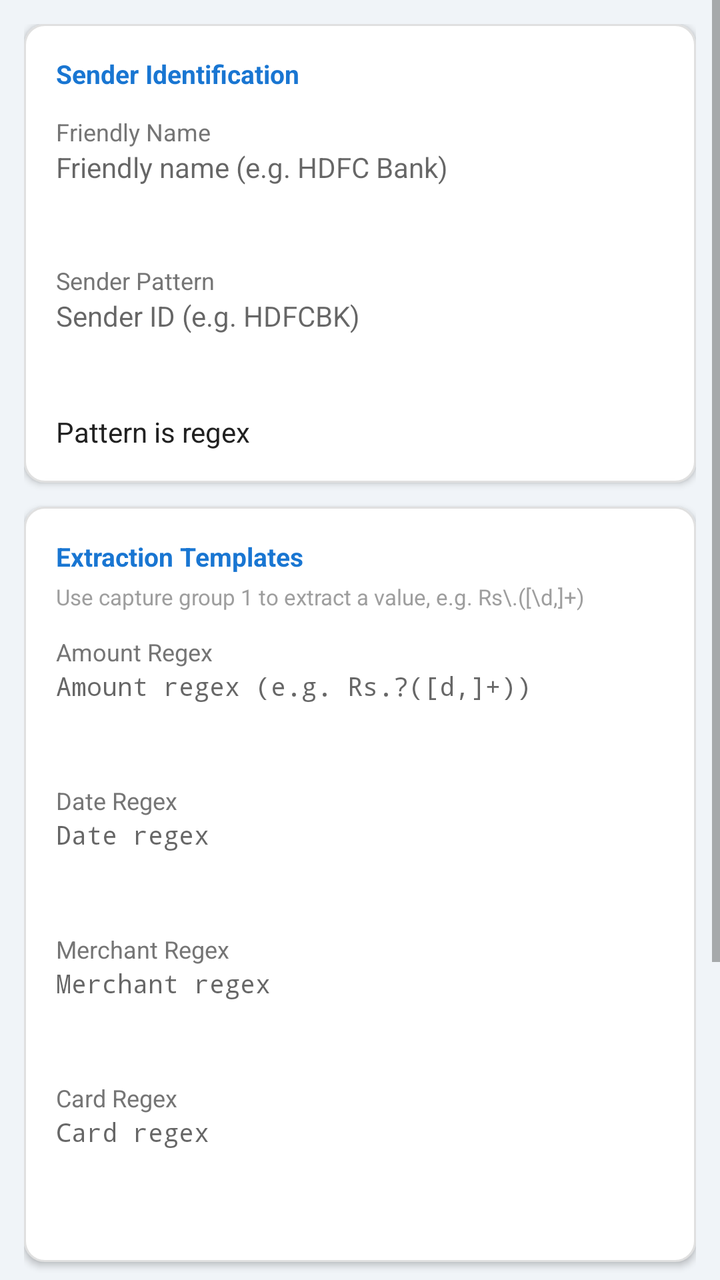
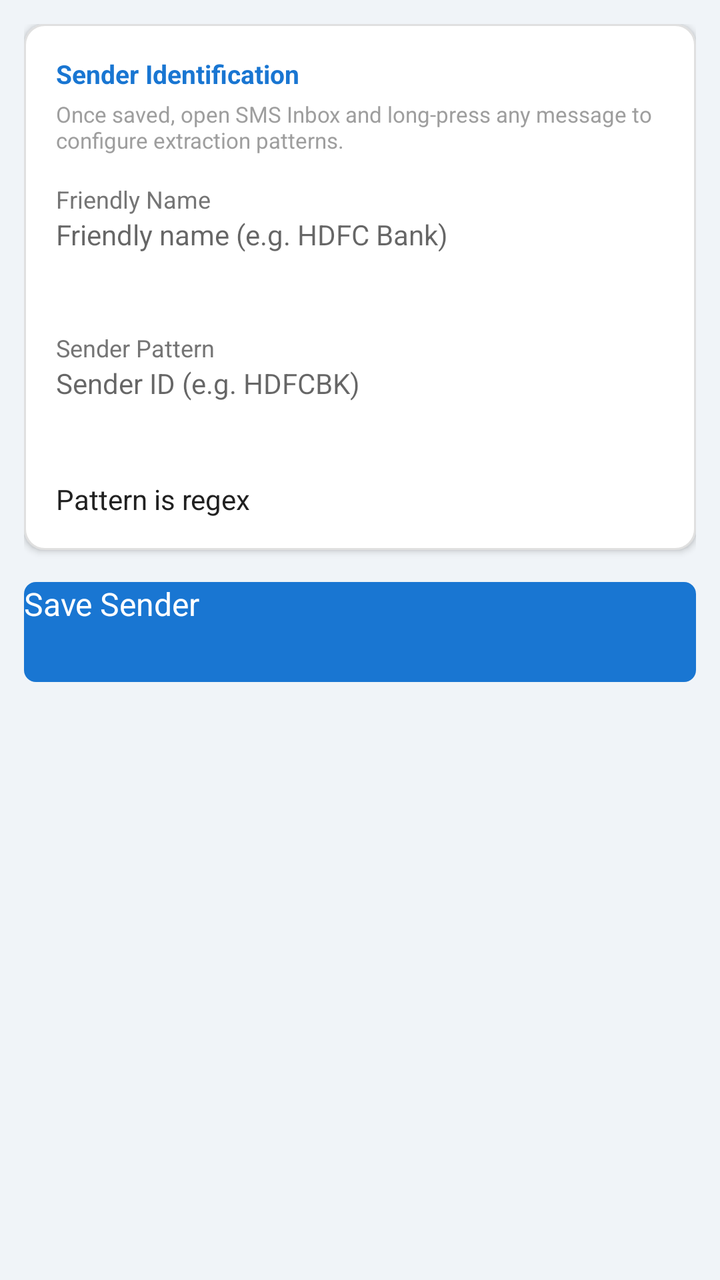

An Android layout rendered at two revisions. The XML below is the earlier revision; the diff shows what the commit changed to produce the second picture.
<!-- AndroidManifest.xml: application theme android:Theme.Material.Light.DarkActionBar -->
<!-- res/layout/activity_sender_template.xml -->
<?xml version="1.0" encoding="utf-8"?>
<ScrollView xmlns:android="http://schemas.android.com/apk/res/android"
    android:layout_width="match_parent"
    android:layout_height="match_parent"
    android:background="#F0F4F8">

    <LinearLayout
        android:layout_width="match_parent"
        android:layout_height="wrap_content"
        android:orientation="vertical"
        android:paddingLeft="12dp"
        android:paddingRight="12dp"
        android:paddingTop="12dp"
        android:paddingBottom="24dp">

        
        <LinearLayout
            android:layout_width="match_parent"
            android:layout_height="wrap_content"
            android:orientation="vertical"
            android:background="@drawable/bg_card"
            android:elevation="2dp"
            android:padding="16dp"
            android:layout_marginBottom="12dp">

            <TextView
                android:layout_width="match_parent"
                android:layout_height="wrap_content"
                android:text="Sender Identification"
                android:textColor="#1976D2"
                android:textSize="13sp"
                android:textStyle="bold"
                android:layout_marginBottom="12dp" />

            <TextView android:layout_width="match_parent" android:layout_height="wrap_content"
                android:text="Friendly Name" android:textColor="#757575" android:textSize="12sp" />
            <EditText
                android:id="@+id/etDisplayName"
                android:layout_width="match_parent"
                android:layout_height="48dp"
                android:hint="@string/hint_display_name"
                android:inputType="textCapWords"
                android:textSize="14sp"
                android:textColor="#212121"
                android:layout_marginBottom="10dp" />

            <TextView android:layout_width="match_parent" android:layout_height="wrap_content"
                android:text="Sender Pattern" android:textColor="#757575" android:textSize="12sp" />
            <EditText
                android:id="@+id/etPattern"
                android:layout_width="match_parent"
                android:layout_height="48dp"
                android:hint="@string/hint_sender_pattern"
                android:inputType="text"
                android:textSize="14sp"
                android:textColor="#212121"
                android:layout_marginBottom="10dp" />

            <CheckBox
                android:id="@+id/cbIsRegex"
                android:layout_width="match_parent"
                android:layout_height="wrap_content"
                android:text="@string/label_is_regex"
                android:textSize="14sp"
                android:textColor="#212121" />

        </LinearLayout>

        
        <LinearLayout
            android:layout_width="match_parent"
            android:layout_height="wrap_content"
            android:orientation="vertical"
            android:background="@drawable/bg_card"
            android:elevation="2dp"
            android:padding="16dp"
            android:layout_marginBottom="12dp">

            <TextView
                android:layout_width="match_parent"
                android:layout_height="wrap_content"
                android:text="@string/label_extraction_templates"
                android:textColor="#1976D2"
                android:textSize="13sp"
                android:textStyle="bold"
                android:layout_marginBottom="4dp" />

            <TextView
                android:layout_width="match_parent"
                android:layout_height="wrap_content"
                android:text="Use capture group 1 to extract a value, e.g. Rs\.([\d,]+)"
                android:textColor="#9E9E9E"
                android:textSize="11sp"
                android:layout_marginBottom="12dp" />

            <TextView android:layout_width="match_parent" android:layout_height="wrap_content"
                android:text="Amount Regex" android:textColor="#757575" android:textSize="12sp" />
            <EditText
                android:id="@+id/etAmountRegex"
                android:layout_width="match_parent"
                android:layout_height="48dp"
                android:hint="@string/hint_regex_amount"
                android:inputType="text"
                android:textSize="13sp"
                android:textColor="#212121"
                android:fontFamily="monospace"
                android:layout_marginBottom="10dp" />

            <TextView android:layout_width="match_parent" android:layout_height="wrap_content"
                android:text="Date Regex" android:textColor="#757575" android:textSize="12sp" />
            <EditText
                android:id="@+id/etDateRegex"
                android:layout_width="match_parent"
                android:layout_height="48dp"
                android:hint="@string/hint_regex_date"
                android:inputType="text"
                android:textSize="13sp"
                android:textColor="#212121"
                android:fontFamily="monospace"
                android:layout_marginBottom="10dp" />

            <TextView android:layout_width="match_parent" android:layout_height="wrap_content"
                android:text="Merchant Regex" android:textColor="#757575" android:textSize="12sp" />
            <EditText
                android:id="@+id/etMerchantRegex"
                android:layout_width="match_parent"
                android:layout_height="48dp"
                android:hint="@string/hint_regex_merchant"
                android:inputType="text"
                android:textSize="13sp"
                android:textColor="#212121"
                android:fontFamily="monospace"
                android:layout_marginBottom="10dp" />

            <TextView android:layout_width="match_parent" android:layout_height="wrap_content"
                android:text="Card Regex" android:textColor="#757575" android:textSize="12sp" />
            <EditText
                android:id="@+id/etCardRegex"
                android:layout_width="match_parent"
                android:layout_height="48dp"
                android:hint="@string/hint_regex_card"
                android:inputType="text"
                android:textSize="13sp"
                android:textColor="#212121"
                android:fontFamily="monospace"
                android:layout_marginBottom="10dp" />

        </LinearLayout>

        
        <LinearLayout
            android:layout_width="match_parent"
            android:layout_height="wrap_content"
            android:orientation="vertical"
            android:background="@drawable/bg_card_blue"
            android:elevation="2dp"
            android:padding="16dp"
            android:layout_marginBottom="12dp">

            <LinearLayout
                android:layout_width="match_parent"
                android:layout_height="wrap_content"
                android:orientation="horizontal"
                android:gravity="center_vertical"
                android:layout_marginBottom="10dp">

                <TextView
                    android:layout_width="0dp"
                    android:layout_height="wrap_content"
                    android:layout_weight="1"
                    android:text="Extraction Test"
                    android:textColor="#1976D2"
                    android:textSize="13sp"
                    android:textStyle="bold" />

                <Button
                    android:id="@+id/btnTestRegex"
                    android:layout_width="wrap_content"
                    android:layout_height="36dp"
                    android:text="@string/btn_test_regex"
                    android:textColor="#1976D2"
                    android:textSize="12sp"
                    android:paddingLeft="14dp"
                    android:paddingRight="14dp"
                    android:background="@drawable/bg_button_secondary" />

            </LinearLayout>

            <TextView
                android:id="@+id/tvTestResult"
                android:layout_width="match_parent"
                android:layout_height="wrap_content"
                android:text="Tap Test to see what this pattern extracts from the most recent matching SMS."
                android:textColor="#424242"
                android:textSize="12sp"
                android:fontFamily="monospace" />

        </LinearLayout>

        
        <Button
            android:id="@+id/btnSaveSender"
            android:layout_width="match_parent"
            android:layout_height="50dp"
            android:text="@string/btn_save_sender"
            android:textColor="#FFFFFF"
            android:textSize="16sp"
            android:background="@drawable/bg_button_primary" />

    </LinearLayout>
</ScrollView>
<!-- resources referenced by this layout -->
<resources>
  <!-- drawable bg_button_primary (drawable) -->
  <?xml version="1.0" encoding="utf-8"?>
  <ripple xmlns:android="http://schemas.android.com/apk/res/android"
      android:color="#1565C0">
      <item>
          <shape android:shape="rectangle">
              <solid android:color="#1976D2" />
              <corners android:radius="6dp" />
          </shape>
      </item>
  </ripple>
  <!-- drawable bg_button_secondary (drawable) -->
  <?xml version="1.0" encoding="utf-8"?>
  <ripple xmlns:android="http://schemas.android.com/apk/res/android"
      android:color="#BBDEFB">
      <item>
          <shape android:shape="rectangle">
              <solid android:color="#FFFFFF" />
              <corners android:radius="6dp" />
              <stroke android:width="1dp" android:color="#1976D2" />
          </shape>
      </item>
  </ripple>
  <!-- drawable bg_card (drawable) -->
  <?xml version="1.0" encoding="utf-8"?>
  <shape xmlns:android="http://schemas.android.com/apk/res/android"
      android:shape="rectangle">
      <solid android:color="#FFFFFF" />
      <corners android:radius="10dp" />
      <stroke android:width="1dp" android:color="#E0E0E0" />
  </shape>
  <!-- drawable bg_card_blue (drawable) -->
  <?xml version="1.0" encoding="utf-8"?>
  <shape xmlns:android="http://schemas.android.com/apk/res/android"
      android:shape="rectangle">
      <solid android:color="#E3F2FD" />
      <corners android:radius="10dp" />
      <stroke android:width="1dp" android:color="#BBDEFB" />
  </shape>
  <string name="btn_save_sender">Save Sender</string>
  <string name="btn_test_regex">Test Extraction</string>
  <string name="hint_display_name">Friendly name (e.g. HDFC Bank)</string>
  <string name="hint_regex_amount">Amount regex (e.g. Rs\.?([\d,]+))</string>
  <string name="hint_regex_card">Card regex</string>
  <string name="hint_regex_date">Date regex</string>
  <string name="hint_regex_merchant">Merchant regex</string>
  <string name="hint_sender_pattern">Sender ID (e.g. HDFCBK)</string>
  <string name="label_extraction_templates">Extraction Templates</string>
  <string name="label_is_regex">Pattern is regex</string>
</resources>

<!-- the commit's change to res/layout/activity_sender_template.xml (unified diff, before → after) -->
@@ -13,7 +13,6 @@
         android:paddingTop="12dp"
         android:paddingBottom="24dp">
 
-        
         <LinearLayout
             android:layout_width="match_parent"
             android:layout_height="wrap_content"
@@ -21,7 +20,7 @@
             android:background="@drawable/bg_card"
             android:elevation="2dp"
             android:padding="16dp"
-            android:layout_marginBottom="12dp">
+            android:layout_marginBottom="16dp">
 
             <TextView
                 android:layout_width="match_parent"
@@ -30,7 +29,15 @@
                 android:textColor="#1976D2"
                 android:textSize="13sp"
                 android:textStyle="bold"
-                android:layout_marginBottom="12dp" />
+                android:layout_marginBottom="4dp" />
+
+            <TextView
+                android:layout_width="match_parent"
+                android:layout_height="wrap_content"
+                android:text="Once saved, open SMS Inbox and long-press any message to configure extraction patterns."
+                android:textColor="#9E9E9E"
+                android:textSize="11sp"
+                android:layout_marginBottom="14dp" />
 
             <TextView android:layout_width="match_parent" android:layout_height="wrap_content"
                 android:text="Friendly Name" android:textColor="#757575" android:textSize="12sp" />
@@ -66,138 +73,6 @@
 
         </LinearLayout>
 
-        
-        <LinearLayout
-            android:layout_width="match_parent"
-            android:layout_height="wrap_content"
-            android:orientation="vertical"
-            android:background="@drawable/bg_card"
-            android:elevation="2dp"
-            android:padding="16dp"
-            android:layout_marginBottom="12dp">
-
-            <TextView
-                android:layout_width="match_parent"
-                android:layout_height="wrap_content"
-                android:text="@string/label_extraction_templates"
-                android:textColor="#1976D2"
-                android:textSize="13sp"
-                android:textStyle="bold"
-                android:layout_marginBottom="4dp" />
-
-            <TextView
-                android:layout_width="match_parent"
-                android:layout_height="wrap_content"
-                android:text="Use capture group 1 to extract a value, e.g. Rs\.([\d,]+)"
-                android:textColor="#9E9E9E"
-                android:textSize="11sp"
-                android:layout_marginBottom="12dp" />
-
-            <TextView android:layout_width="match_parent" android:layout_height="wrap_content"
-                android:text="Amount Regex" android:textColor="#757575" android:textSize="12sp" />
-            <EditText
-                android:id="@+id/etAmountRegex"
-                android:layout_width="match_parent"
-                android:layout_height="48dp"
-                android:hint="@string/hint_regex_amount"
-                android:inputType="text"
-                android:textSize="13sp"
-                android:textColor="#212121"
-                android:fontFamily="monospace"
-                android:layout_marginBottom="10dp" />
-
-            <TextView android:layout_width="match_parent" android:layout_height="wrap_content"
-                android:text="Date Regex" android:textColor="#757575" android:textSize="12sp" />
-            <EditText
-                android:id="@+id/etDateRegex"
-                android:layout_width="match_parent"
-                android:layout_height="48dp"
-                android:hint="@string/hint_regex_date"
-                android:inputType="text"
-                android:textSize="13sp"
-                android:textColor="#212121"
-                android:fontFamily="monospace"
-                android:layout_marginBottom="10dp" />
-
-            <TextView android:layout_width="match_parent" android:layout_height="wrap_content"
-                android:text="Merchant Regex" android:textColor="#757575" android:textSize="12sp" />
-            <EditText
-                android:id="@+id/etMerchantRegex"
-                android:layout_width="match_parent"
-                android:layout_height="48dp"
-                android:hint="@string/hint_regex_merchant"
-                android:inputType="text"
-                android:textSize="13sp"
-                android:textColor="#212121"
-                android:fontFamily="monospace"
-                android:layout_marginBottom="10dp" />
-
-            <TextView android:layout_width="match_parent" android:layout_height="wrap_content"
-                android:text="Card Regex" android:textColor="#757575" android:textSize="12sp" />
-            <EditText
-                android:id="@+id/etCardRegex"
-                android:layout_width="match_parent"
-                android:layout_height="48dp"
-                android:hint="@string/hint_regex_card"
-                android:inputType="text"
-                android:textSize="13sp"
-                android:textColor="#212121"
-                android:fontFamily="monospace"
-                android:layout_marginBottom="10dp" />
-
-        </LinearLayout>
-
-        
-        <LinearLayout
-            android:layout_width="match_parent"
-            android:layout_height="wrap_content"
-            android:orientation="vertical"
-            android:background="@drawable/bg_card_blue"
-            android:elevation="2dp"
-            android:padding="16dp"
-            android:layout_marginBottom="12dp">
-
-            <LinearLayout
-                android:layout_width="match_parent"
-                android:layout_height="wrap_content"
-                android:orientation="horizontal"
-                android:gravity="center_vertical"
-                android:layout_marginBottom="10dp">
-
-                <TextView
-                    android:layout_width="0dp"
-                    android:layout_height="wrap_content"
-                    android:layout_weight="1"
-                    android:text="Extraction Test"
-                    android:textColor="#1976D2"
-                    android:textSize="13sp"
-                    android:textStyle="bold" />
-
-                <Button
-                    android:id="@+id/btnTestRegex"
-                    android:layout_width="wrap_content"
-                    android:layout_height="36dp"
-                    android:text="@string/btn_test_regex"
-                    android:textColor="#1976D2"
-                    android:textSize="12sp"
-                    android:paddingLeft="14dp"
-                    android:paddingRight="14dp"
-                    android:background="@drawable/bg_button_secondary" />
-
-            </LinearLayout>
-
-            <TextView
-                android:id="@+id/tvTestResult"
-                android:layout_width="match_parent"
-                android:layout_height="wrap_content"
-                android:text="Tap Test to see what this pattern extracts from the most recent matching SMS."
-                android:textColor="#424242"
-                android:textSize="12sp"
-                android:fontFamily="monospace" />
-
-        </LinearLayout>
-
-        
         <Button
             android:id="@+id/btnSaveSender"
             android:layout_width="match_parent"
<!-- resource entries referenced after the edit -->
@@ -11,18 +11,6 @@
           </shape>
       </item>
   </ripple>
-  <!-- drawable bg_button_secondary (drawable) -->
-  <?xml version="1.0" encoding="utf-8"?>
-  <ripple xmlns:android="http://schemas.android.com/apk/res/android"
-      android:color="#BBDEFB">
-      <item>
-          <shape android:shape="rectangle">
-              <solid android:color="#FFFFFF" />
-              <corners android:radius="6dp" />
-              <stroke android:width="1dp" android:color="#1976D2" />
-          </shape>
-      </item>
-  </ripple>
   <!-- drawable bg_card (drawable) -->
   <?xml version="1.0" encoding="utf-8"?>
   <shape xmlns:android="http://schemas.android.com/apk/res/android"
@@ -31,23 +19,9 @@
       <corners android:radius="10dp" />
       <stroke android:width="1dp" android:color="#E0E0E0" />
   </shape>
-  <!-- drawable bg_card_blue (drawable) -->
-  <?xml version="1.0" encoding="utf-8"?>
-  <shape xmlns:android="http://schemas.android.com/apk/res/android"
-      android:shape="rectangle">
-      <solid android:color="#E3F2FD" />
-      <corners android:radius="10dp" />
-      <stroke android:width="1dp" android:color="#BBDEFB" />
-  </shape>
   <string name="btn_save_sender">Save Sender</string>
-  <string name="btn_test_regex">Test Extraction</string>
   <string name="hint_display_name">Friendly name (e.g. HDFC Bank)</string>
-  <string name="hint_regex_amount">Amount regex (e.g. Rs\.?([\d,]+))</string>
-  <string name="hint_regex_card">Card regex</string>
-  <string name="hint_regex_date">Date regex</string>
-  <string name="hint_regex_merchant">Merchant regex</string>
   <string name="hint_sender_pattern">Sender ID (e.g. HDFCBK)</string>
-  <string name="label_extraction_templates">Extraction Templates</string>
   <string name="label_is_regex">Pattern is regex</string>
 </resources>
 
